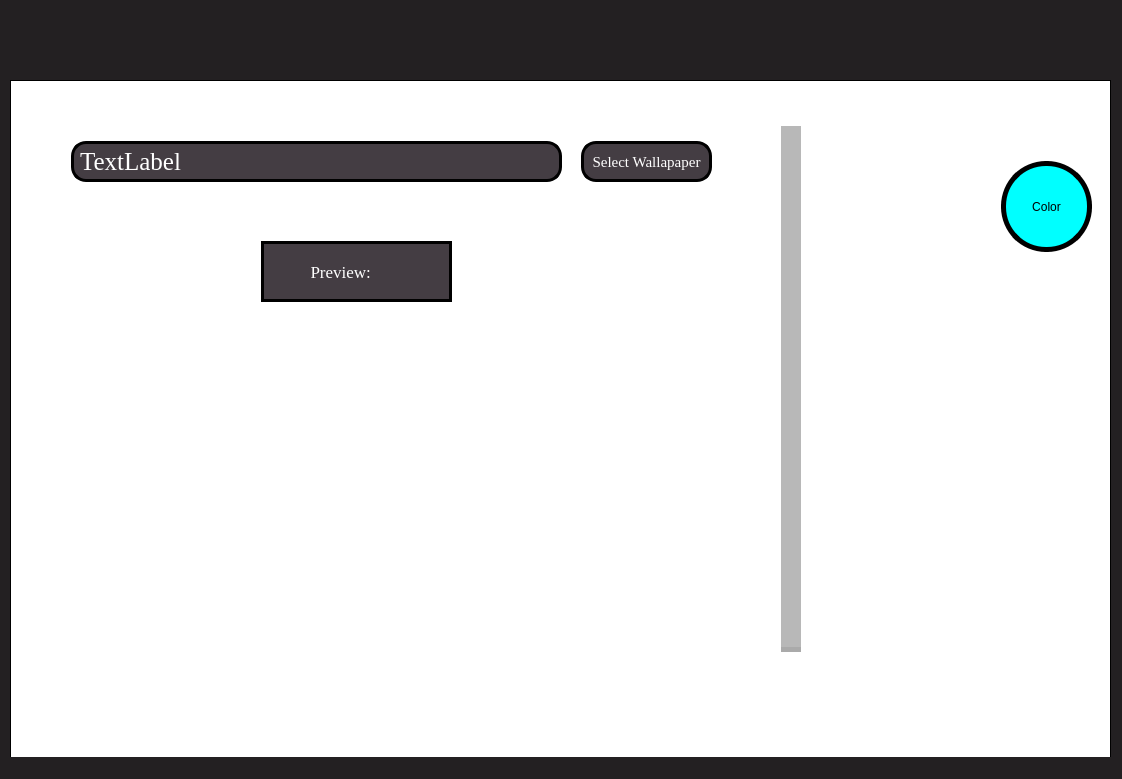
First picture: the form in mainwin.ui, repository TheGreatestShoaib/Switchium, before the edit.
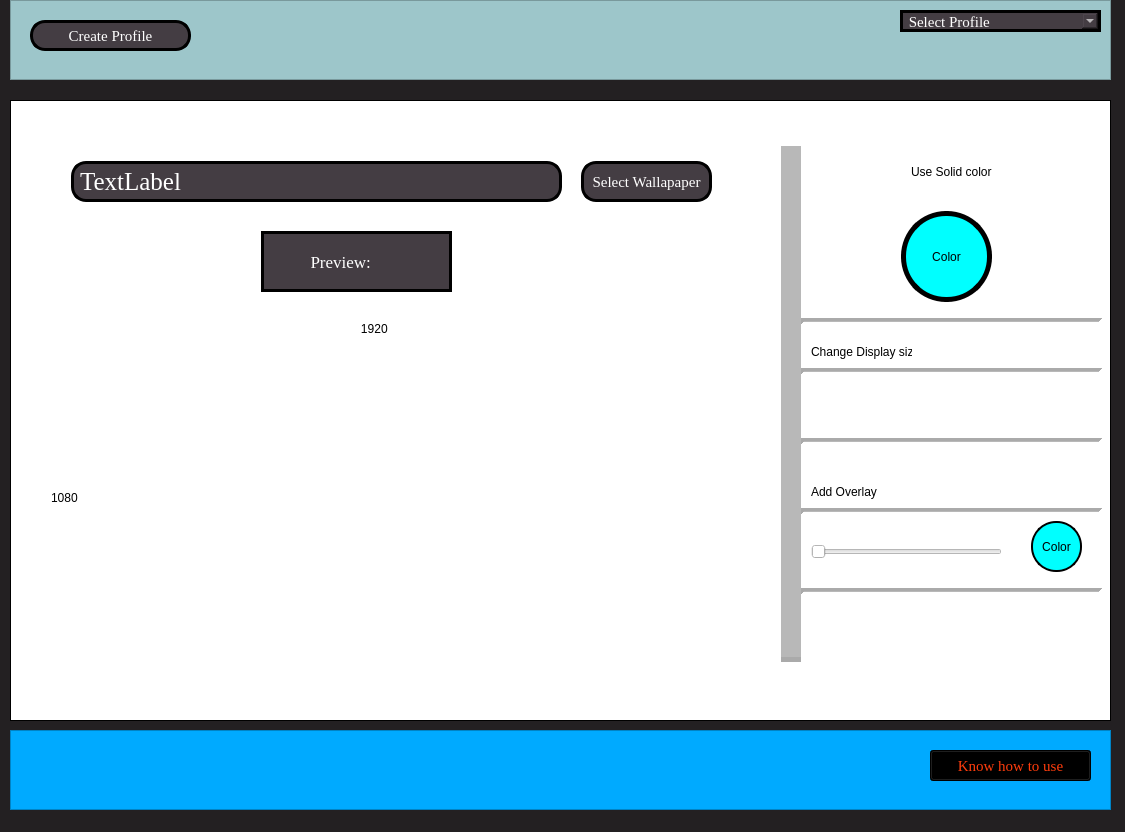
Second picture: the form after the edit. Icons and pictures are not drawn.

```diff
--- a/mainwin.ui
+++ b/mainwin.ui
@@ -6,8 +6,8 @@
    <rect>
     <x>0</x>
     <y>0</y>
-    <width>1122</width>
-    <height>779</height>
+    <width>1125</width>
+    <height>832</height>
    </rect>
   </property>
   <property name="windowTitle">
@@ -21,9 +21,9 @@
     <property name="geometry">
      <rect>
       <x>10</x>
-      <y>80</y>
+      <y>100</y>
       <width>1101</width>
-      <height>681</height>
+      <height>621</height>
      </rect>
     </property>
     <property name="mouseTracking">
@@ -69,10 +69,10 @@
      <widget class="QLabel" name="label_2">
       <property name="geometry">
        <rect>
-        <x>50</x>
-        <y>230</y>
-        <width>651</width>
-        <height>331</height>
+        <x>90</x>
+        <y>250</y>
+        <width>591</width>
+        <height>321</height>
        </rect>
       </property>
       <property name="styleSheet">
@@ -114,7 +114,7 @@
       <property name="geometry">
        <rect>
         <x>250</x>
-        <y>160</y>
+        <y>130</y>
         <width>191</width>
         <height>61</height>
        </rect>
@@ -137,7 +137,7 @@
         <x>770</x>
         <y>40</y>
         <width>20</width>
-        <height>531</height>
+        <height>521</height>
        </rect>
       </property>
       <property name="frameShadow">
@@ -156,8 +156,8 @@
      <widget class="QPushButton" name="pushButton_2">
       <property name="geometry">
        <rect>
-        <x>990</x>
-        <y>80</y>
+        <x>890</x>
+        <y>110</y>
         <width>91</width>
         <height>91</height>
        </rect>
@@ -172,9 +172,357 @@
        <string>Color</string>
       </property>
      </widget>
+     <widget class="QLabel" name="label_3">
+      <property name="geometry">
+       <rect>
+        <x>900</x>
+        <y>60</y>
+        <width>91</width>
+        <height>21</height>
+       </rect>
+      </property>
+      <property name="text">
+       <string>Use Solid color</string>
+      </property>
+     </widget>
+     <widget class="QLabel" name="label_6">
+      <property name="geometry">
+       <rect>
+        <x>800</x>
+        <y>240</y>
+        <width>101</width>
+        <height>21</height>
+       </rect>
+      </property>
+      <property name="text">
+       <string>Change Display size</string>
+      </property>
+     </widget>
+     <widget class="QLabel" name="label_7">
+      <property name="geometry">
+       <rect>
+        <x>800</x>
+        <y>380</y>
+        <width>141</width>
+        <height>21</height>
+       </rect>
+      </property>
+      <property name="text">
+       <string>Add Overlay</string>
+      </property>
+     </widget>
+     <widget class="QLabel" name="label_8">
+      <property name="geometry">
+       <rect>
+        <x>340</x>
+        <y>220</y>
+        <width>131</width>
+        <height>16</height>
+       </rect>
+      </property>
+      <property name="text">
+       <string>   1920</string>
+      </property>
+     </widget>
+     <widget class="QLabel" name="label_9">
+      <property name="geometry">
+       <rect>
+        <x>40</x>
+        <y>390</y>
+        <width>47</width>
+        <height>13</height>
+       </rect>
+      </property>
+      <property name="text">
+       <string>1080</string>
+      </property>
+     </widget>
+     <widget class="QSlider" name="horizontalSlider">
+      <property name="geometry">
+       <rect>
+        <x>800</x>
+        <y>440</y>
+        <width>191</width>
+        <height>22</height>
+       </rect>
+      </property>
+      <property name="orientation">
+       <enum>Qt::Horizontal</enum>
+      </property>
+     </widget>
+     <widget class="QPushButton" name="pushButton_3">
+      <property name="geometry">
+       <rect>
+        <x>1020</x>
+        <y>420</y>
+        <width>51</width>
+        <height>51</height>
+       </rect>
+      </property>
+      <property name="styleSheet">
+       <string notr="true">
+border:2px solid black;
+border-radius:25px;
+background:cyan;</string>
+      </property>
+      <property name="text">
+       <string>Color</string>
+      </property>
+     </widget>
+     <widget class="Line" name="line_2">
+      <property name="geometry">
+       <rect>
+        <x>790</x>
+        <y>400</y>
+        <width>301</width>
+        <height>20</height>
+       </rect>
+      </property>
+      <property name="lineWidth">
+       <number>3</number>
+      </property>
+      <property name="midLineWidth">
+       <number>1</number>
+      </property>
+      <property name="orientation">
+       <enum>Qt::Horizontal</enum>
+      </property>
+     </widget>
+     <widget class="Line" name="line_3">
+      <property name="geometry">
+       <rect>
+        <x>790</x>
+        <y>480</y>
+        <width>301</width>
+        <height>20</height>
+       </rect>
+      </property>
+      <property name="lineWidth">
+       <number>3</number>
+      </property>
+      <property name="midLineWidth">
+       <number>1</number>
+      </property>
+      <property name="orientation">
+       <enum>Qt::Horizontal</enum>
+      </property>
+     </widget>
+     <widget class="Line" name="line_4">
+      <property name="geometry">
+       <rect>
+        <x>790</x>
+        <y>260</y>
+        <width>301</width>
+        <height>20</height>
+       </rect>
+      </property>
+      <property name="lineWidth">
+       <number>3</number>
+      </property>
+      <property name="midLineWidth">
+       <number>1</number>
+      </property>
+      <property name="orientation">
+       <enum>Qt::Horizontal</enum>
+      </property>
+     </widget>
+     <widget class="Line" name="line_5">
+      <property name="geometry">
+       <rect>
+        <x>790</x>
+        <y>330</y>
+        <width>301</width>
+        <height>20</height>
+       </rect>
+      </property>
+      <property name="lineWidth">
+       <number>3</number>
+      </property>
+      <property name="midLineWidth">
+       <number>1</number>
+      </property>
+      <property name="orientation">
+       <enum>Qt::Horizontal</enum>
+      </property>
+     </widget>
+     <widget class="Line" name="line_6">
+      <property name="geometry">
+       <rect>
+        <x>790</x>
+        <y>210</y>
+        <width>301</width>
+        <height>20</height>
+       </rect>
+      </property>
+      <property name="lineWidth">
+       <number>3</number>
+      </property>
+      <property name="midLineWidth">
+       <number>1</number>
+      </property>
+      <property name="orientation">
+       <enum>Qt::Horizontal</enum>
+      </property>
+     </widget>
     </widget>
     <widget class="QWidget" name="page_2"/>
    </widget>
+   <widget class="QFrame" name="frame">
+    <property name="geometry">
+     <rect>
+      <x>10</x>
+      <y>730</y>
+      <width>1101</width>
+      <height>80</height>
+     </rect>
+    </property>
+    <property name="styleSheet">
+     <string notr="true">background:rgb(0, 170, 255);</string>
+    </property>
+    <property name="frameShape">
+     <enum>QFrame::StyledPanel</enum>
+    </property>
+    <property name="frameShadow">
+     <enum>QFrame::Raised</enum>
+    </property>
+    <widget class="QPushButton" name="pushButton_4">
+     <property name="geometry">
+      <rect>
+       <x>920</x>
+       <y>20</y>
+       <width>161</width>
+       <height>31</height>
+      </rect>
+     </property>
+     <property name="styleSheet">
+      <string notr="true">background:black;
+color:rgb(255, 60, 12);
+font-size:15px;
+font-family:Georgia;
+text-shadow: 12px 2px black;
+opacity:809%;
+</string>
+     </property>
+     <property name="text">
+      <string>Know how to use</string>
+     </property>
+     <property name="checkable">
+      <bool>false</bool>
+     </property>
+     <property name="checked">
+      <bool>false</bool>
+     </property>
+     <property name="flat">
+      <bool>false</bool>
+     </property>
+    </widget>
+   </widget>
+   <widget class="QFrame" name="frame_2">
+    <property name="geometry">
+     <rect>
+      <x>10</x>
+      <y>0</y>
+      <width>1101</width>
+      <height>80</height>
+     </rect>
+    </property>
+    <property name="styleSheet">
+     <string notr="true">background:rgb(157, 198, 202)</string>
+    </property>
+    <property name="frameShape">
+     <enum>QFrame::StyledPanel</enum>
+    </property>
+    <property name="frameShadow">
+     <enum>QFrame::Raised</enum>
+    </property>
+    <widget class="QComboBox" name="comboBox">
+     <property name="geometry">
+      <rect>
+       <x>890</x>
+       <y>10</y>
+       <width>201</width>
+       <height>22</height>
+      </rect>
+     </property>
+     <property name="styleSheet">
+      <string notr="true">background:rgb(68, 61, 67);
+color:white;
+font-size:15px;
+font-family:Georgia;
+border:3px solid black;
+border-radius:15px;</string>
+     </property>
+     <property name="inputMethodHints">
+      <set>Qt::ImhUrlCharactersOnly</set>
+     </property>
+     <property name="editable">
+      <bool>true</bool>
+     </property>
+     <property name="currentIndex">
+      <number>0</number>
+     </property>
+     <property name="insertPolicy">
+      <enum>QComboBox::InsertAtCurrent</enum>
+     </property>
+     <item>
+      <property name="text">
+       <string> Select Profile</string>
+      </property>
+      <property name="icon">
+       <iconset>
+        <disabledoff>res/Icons/Innactive.png</disabledoff>
+        <activeoff>res/Icons/Active.png</activeoff>
+       </iconset>
+      </property>
+     </item>
+     <item>
+      <property name="text">
+       <string>MidNight</string>
+      </property>
+     </item>
+     <item>
+      <property name="text">
+       <string>Sunlight</string>
+      </property>
+      <property name="icon">
+       <iconset>
+        <activeoff>res/Icons/Innactive.png</activeoff>
+       </iconset>
+      </property>
+     </item>
+    </widget>
+    <widget class="QPushButton" name="pushButton_5">
+     <property name="geometry">
+      <rect>
+       <x>20</x>
+       <y>20</y>
+       <width>161</width>
+       <height>31</height>
+      </rect>
+     </property>
+     <property name="styleSheet">
+      <string notr="true">background:rgb(68, 61, 67);
+color:white;
+font-size:15px;
+font-family:Georgia;
+border:3px solid black;
+border-radius:15px;</string>
+     </property>
+     <property name="text">
+      <string>Create Profile</string>
+     </property>
+     <property name="icon">
+      <iconset>
+       <normaloff>res/Icons/create_profile_addicon.png</normaloff>res/Icons/create_profile_addicon.png</iconset>
+     </property>
+     <property name="iconSize">
+      <size>
+       <width>25</width>
+       <height>25</height>
+      </size>
+     </property>
+    </widget>
+   </widget>
   </widget>
   <widget class="QMenuBar" name="menubar">
    <property name="geometry">
```
Left out of the diff: 4 changed lines with no effect on the pictures.
